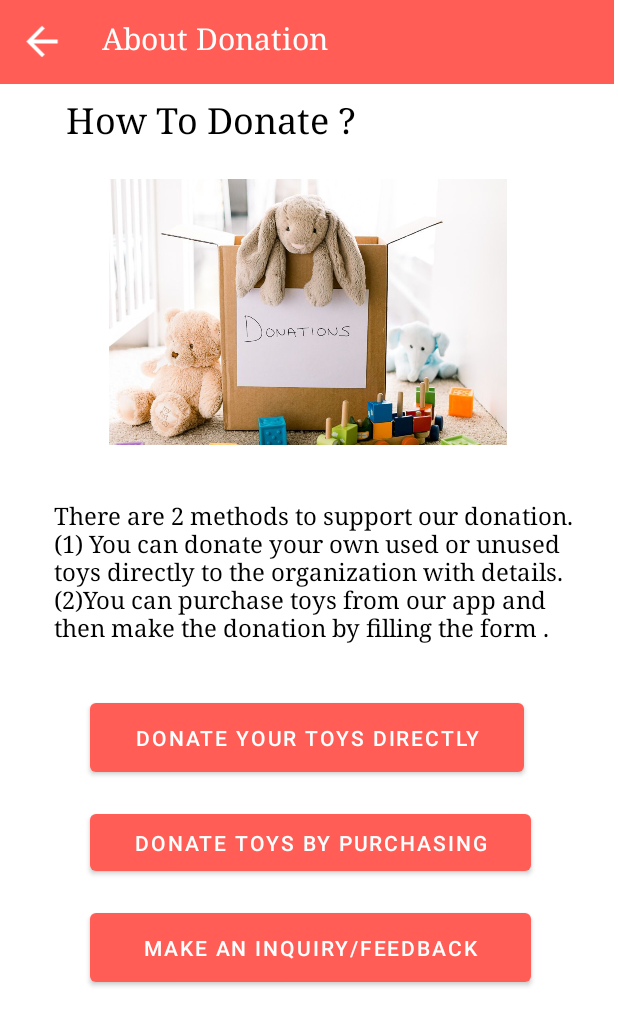
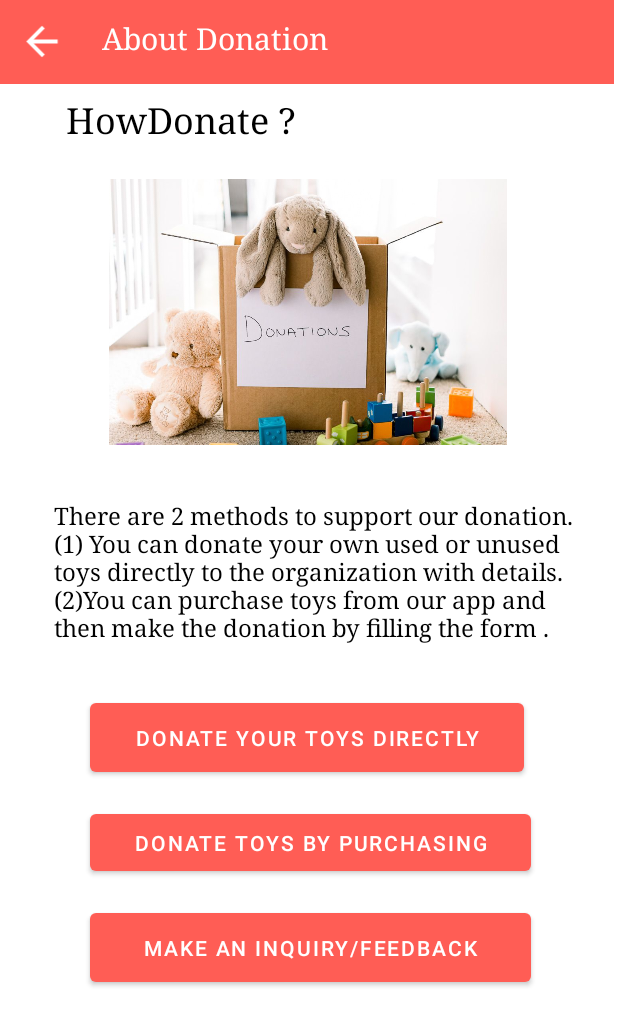
Before and after one commit to Kavi0109/MADProject, an Android app: the AbtDonation screen opened directly, with no data from a screen before it, on a phone screen of 412 x 824 dp. Shown: the top 1026 px of the screen. Run offline under Robolectric (Android 15) with nearby library versions, the phone set to English and light mode, and no system bars.

Commit message:
Humaira merge2

```diff
--- a/app/src/main/res/values/strings.xml
+++ b/app/src/main/res/values/strings.xml
@@ -46,7 +46,7 @@
     <string name="Org_donating">Organization</string>
     <string name="Org_select">Select</string>
     <string name="about_pg">About Donation</string>
-    <string name="about_don">How To Donate ?</string>
+    <string name="about_don">HowDonate ?</string>
     <string name="para2">To help us prevent infection and maintain children safety and well-being the Toys should be sturdy and free of any parts that may pinch or break off. All Toys must be non-toxic and also the toys should be wrapped properly before donating If the items don’t fall within our guidelines or are unsafe/inappropriate for children, organizations reserve the right to politely decline donations.</string>
     <string name="direct_donation">Donate your Toys directly</string>
     <string name="purchase_donation">Donate toys by purchasing</string>
```
